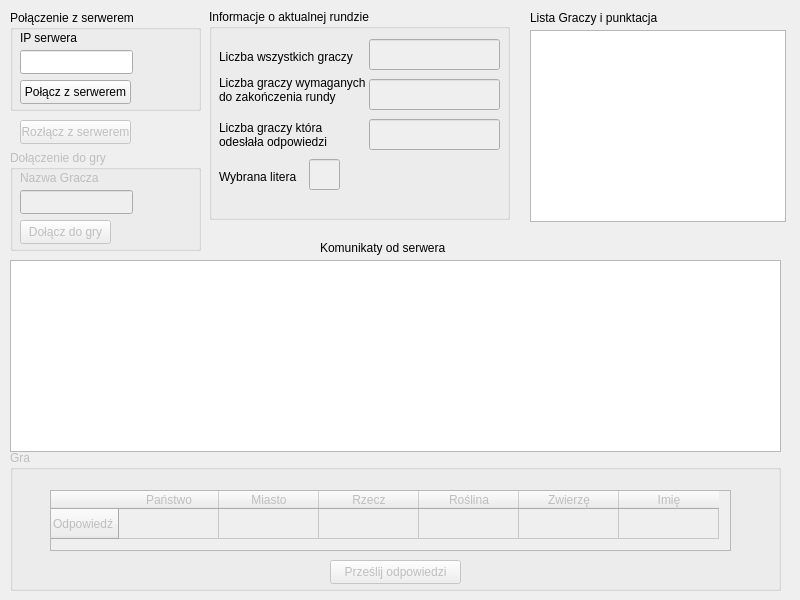
Bordomir/SK2-Projekt-Gra, file Klient/Klient_gra/mainwindow.ui: the form before one commit.
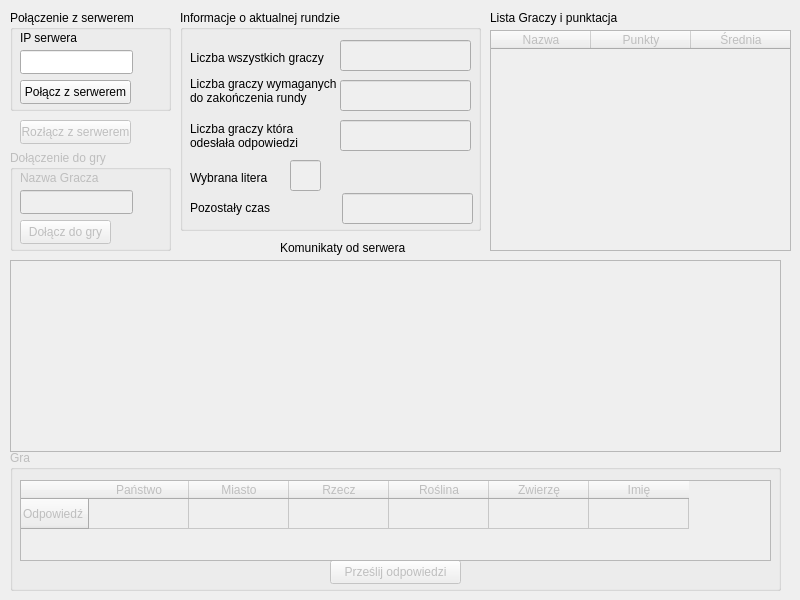
The form after the commit.

```diff
--- a/Klient/Klient_gra/mainwindow.ui
+++ b/Klient/Klient_gra/mainwindow.ui
@@ -29,7 +29,7 @@
    <widget class="QLabel" name="label_2">
     <property name="geometry">
      <rect>
-      <x>530</x>
+      <x>490</x>
       <y>10</y>
       <width>131</width>
       <height>16</height>
@@ -39,35 +39,28 @@
      <string>Lista Graczy i punktacja</string>
     </property>
    </widget>
-   <widget class="QTableView" name="playerTable">
-    <property name="geometry">
-     <rect>
-      <x>530</x>
-      <y>30</y>
-      <width>256</width>
-      <height>192</height>
-     </rect>
-    </property>
-   </widget>
    <widget class="QGroupBox" name="Runda">
+    <property name="enabled">
+     <bool>true</bool>
+    </property>
     <property name="geometry">
      <rect>
-      <x>209</x>
-      <y>9</y>
+      <x>180</x>
+      <y>10</y>
       <width>301</width>
-      <height>211</height>
+      <height>221</height>
      </rect>
     </property>
     <property name="title">
      <string>Informacje o aktualnej rundzie</string>
     </property>
-    <widget class="QLineEdit" name="signLine">
+    <widget class="QLineEdit" name="letterLine">
      <property name="enabled">
       <bool>false</bool>
      </property>
      <property name="geometry">
       <rect>
-       <x>100</x>
+       <x>110</x>
        <y>150</y>
        <width>31</width>
        <height>31</height>
@@ -183,8 +176,37 @@
       <bool>true</bool>
      </property>
     </widget>
+    <widget class="QLabel" name="label_9">
+     <property name="geometry">
+      <rect>
+       <x>10</x>
+       <y>190</y>
+       <width>81</width>
+       <height>16</height>
+      </rect>
+     </property>
+     <property name="text">
+      <string>Pozostały czas</string>
+     </property>
+    </widget>
+    <widget class="QLineEdit" name="timeLine">
+     <property name="enabled">
+      <bool>false</bool>
+     </property>
+     <property name="geometry">
+      <rect>
+       <x>162</x>
+       <y>183</y>
+       <width>131</width>
+       <height>31</height>
+      </rect>
+     </property>
+    </widget>
    </widget>
    <widget class="QTextBrowser" name="serwerMessages">
+    <property name="enabled">
+     <bool>false</bool>
+    </property>
     <property name="geometry">
      <rect>
       <x>10</x>
@@ -197,7 +219,7 @@
    <widget class="QLabel" name="label_7">
     <property name="geometry">
      <rect>
-      <x>320</x>
+      <x>280</x>
       <y>240</y>
       <width>171</width>
       <height>16</height>
@@ -228,7 +250,7 @@
      <rect>
       <x>10</x>
       <y>10</y>
-      <width>191</width>
+      <width>161</width>
       <height>101</height>
      </rect>
     </property>
@@ -280,7 +302,7 @@
      <rect>
       <x>10</x>
       <y>150</y>
-      <width>191</width>
+      <width>161</width>
       <height>101</height>
      </rect>
     </property>
@@ -355,15 +377,24 @@
     <widget class="QTableWidget" name="playerAnswersTable">
      <property name="geometry">
       <rect>
-       <x>40</x>
-       <y>40</y>
-       <width>681</width>
-       <height>61</height>
+       <x>10</x>
+       <y>30</y>
+       <width>751</width>
+       <height>81</height>
       </rect>
      </property>
      <property name="layoutDirection">
       <enum>Qt::LayoutDirection::LeftToRight</enum>
      </property>
+     <property name="verticalScrollBarPolicy">
+      <enum>Qt::ScrollBarPolicy::ScrollBarAsNeeded</enum>
+     </property>
+     <property name="horizontalScrollBarPolicy">
+      <enum>Qt::ScrollBarPolicy::ScrollBarAsNeeded</enum>
+     </property>
+     <property name="sizeAdjustPolicy">
+      <enum>QAbstractScrollArea::SizeAdjustPolicy::AdjustIgnored</enum>
+     </property>
      <row>
       <property name="text">
        <string>Odpowiedź</string>
@@ -401,6 +432,46 @@
      </column>
     </widget>
    </widget>
+   <widget class="QTableWidget" name="playersPointsTable">
+    <property name="enabled">
+     <bool>false</bool>
+    </property>
+    <property name="geometry">
+     <rect>
+      <x>490</x>
+      <y>30</y>
+      <width>301</width>
+      <height>221</height>
+     </rect>
+    </property>
+    <property name="sizePolicy">
+     <sizepolicy hsizetype="Fixed" vsizetype="Expanding">
+      <horstretch>0</horstretch>
+      <verstretch>0</verstretch>
+     </sizepolicy>
+    </property>
+    <property name="horizontalScrollBarPolicy">
+     <enum>Qt::ScrollBarPolicy::ScrollBarAlwaysOff</enum>
+    </property>
+    <attribute name="horizontalHeaderMinimumSectionSize">
+     <number>14</number>
+    </attribute>
+    <column>
+     <property name="text">
+      <string>Nazwa</string>
+     </property>
+    </column>
+    <column>
+     <property name="text">
+      <string>Punkty</string>
+     </property>
+    </column>
+    <column>
+     <property name="text">
+      <string>Średnia</string>
+     </property>
+    </column>
+   </widget>
   </widget>
  </widget>
  <resources/>
```
